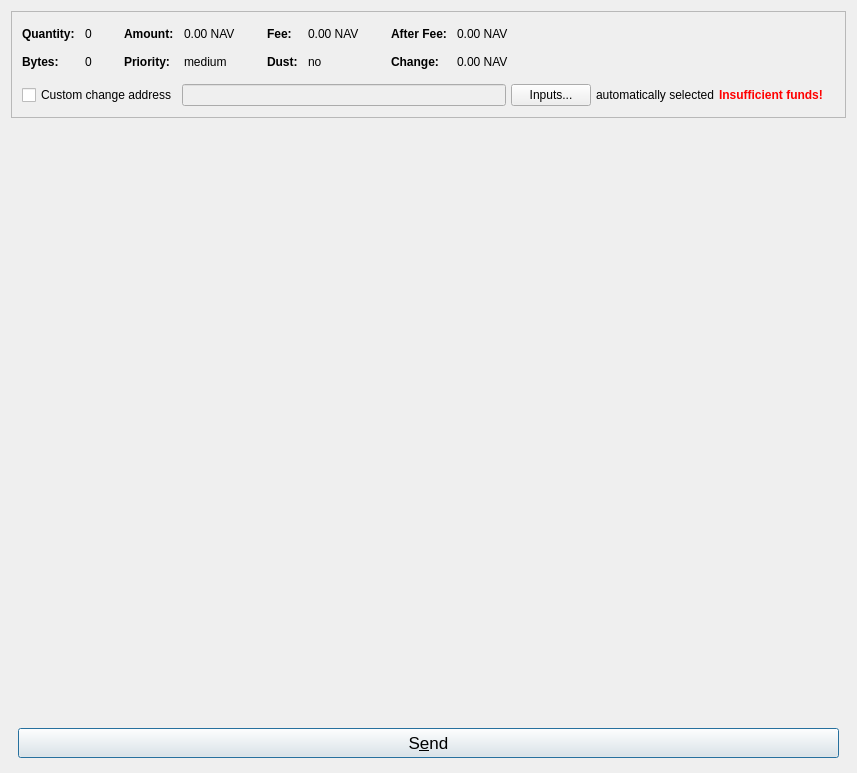
The window that src/qt/forms/sendcoinsdialog.ui (navcoin/navcoin-core) describes before a commit, drawn with Qt 5.
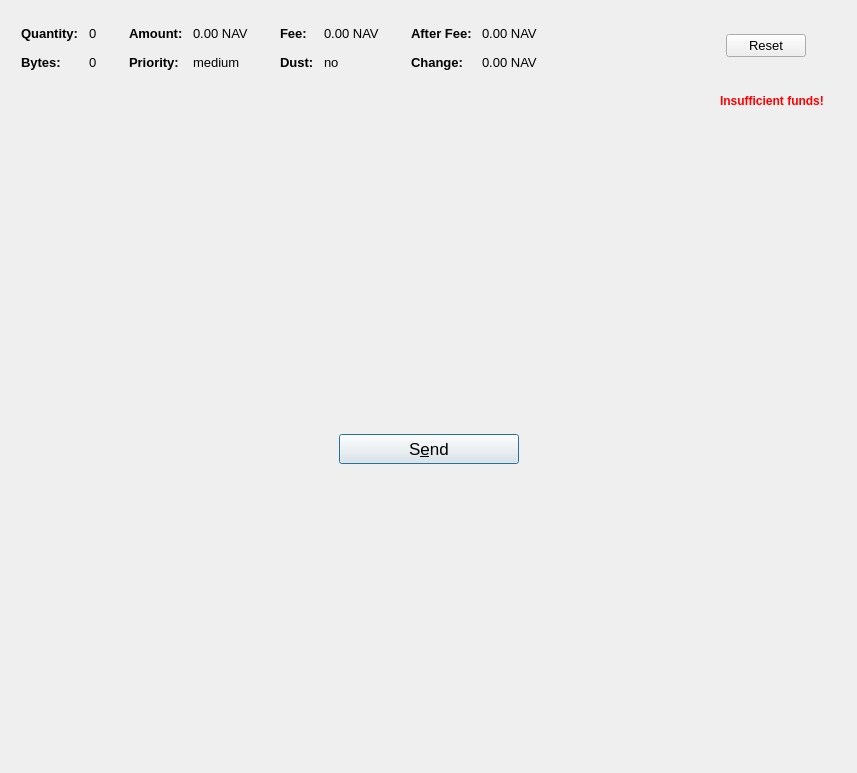
The same window after the commit. Icons and pictures are not drawn. Custom widgets are drawn as their Qt base class.

The edit to the form file:
```diff
--- a/src/qt/forms/sendcoinsdialog.ui
+++ b/src/qt/forms/sendcoinsdialog.ui
@@ -13,36 +13,14 @@
   <property name="windowTitle">
    <string>Send Coins</string>
   </property>
-  <layout class="QVBoxLayout" name="verticalLayout" stretch="0,0,0,0">
+  <layout class="QVBoxLayout" name="verticalLayout" stretch="0,0,0,0,0">
    <property name="bottomMargin">
     <number>8</number>
    </property>
    <item>
-    <widget class="QFrame" name="frameCoinControl">
-     <property name="frameShape">
-      <enum>QFrame::StyledPanel</enum>
-     </property>
-     <property name="frameShadow">
-      <enum>QFrame::Sunken</enum>
-     </property>
-     <layout class="QVBoxLayout" name="verticalLayoutCoinControl2">
-      <property name="spacing">
-       <number>0</number>
-      </property>
-      <property name="leftMargin">
-       <number>0</number>
-      </property>
-      <property name="topMargin">
-       <number>0</number>
-      </property>
-      <property name="rightMargin">
-       <number>0</number>
-      </property>
-      <property name="bottomMargin">
-       <number>6</number>
-      </property>
+    <layout class="QHBoxLayout" name="horizontalLayout_2">
       <item>
-       <layout class="QVBoxLayout" name="verticalLayoutCoinControl" stretch="0,0,0">
+      <layout class="QVBoxLayout" name="verticalLayoutCoinControl" stretch="0,0">
         <property name="spacing">
          <number>0</number>
         </property>
@@ -83,6 +61,11 @@
         </item>
         <item>
          <widget class="QWidget" name="widgetCoinControl" native="true">
+         <property name="font">
+          <font>
+           <pointsize>10</pointsize>
+          </font>
+         </property>
           <layout class="QHBoxLayout" name="horizontalLayoutCoinControl5">
            <property name="leftMargin">
             <number>0</number>
@@ -97,7 +80,7 @@
             <number>0</number>
            </property>
            <item>
-            <layout class="QHBoxLayout" name="horizontalLayoutCoinControl3" stretch="0,0,0,1">
+           <layout class="QHBoxLayout" name="horizontalLayoutCoinControl3" stretch="0,0,0,1,0,0">
              <property name="spacing">
               <number>20</number>
              </property>
@@ -128,6 +111,7 @@
                 <widget class="QLabel" name="labelCoinControlQuantityText">
                  <property name="font">
                   <font>
+                  <pointsize>10</pointsize>
                    <weight>75</weight>
                    <bold>true</bold>
                   </font>
@@ -163,6 +147,7 @@
                 <widget class="QLabel" name="labelCoinControlBytesText">
                  <property name="font">
                   <font>
+                  <pointsize>10</pointsize>
                    <weight>75</weight>
                    <bold>true</bold>
                   </font>
@@ -211,6 +196,7 @@
                 <widget class="QLabel" name="labelCoinControlAmountText">
                  <property name="font">
                   <font>
+                  <pointsize>10</pointsize>
                    <weight>75</weight>
                    <bold>true</bold>
                   </font>
@@ -243,6 +229,7 @@
                 <widget class="QLabel" name="labelCoinControlPriorityText">
                  <property name="font">
                   <font>
+                  <pointsize>10</pointsize>
                    <weight>75</weight>
                    <bold>true</bold>
                   </font>
@@ -291,6 +278,7 @@
                 <widget class="QLabel" name="labelCoinControlFeeText">
                  <property name="font">
                   <font>
+                  <pointsize>10</pointsize>
                    <weight>75</weight>
                    <bold>true</bold>
                   </font>
@@ -323,6 +311,7 @@
                 <widget class="QLabel" name="labelCoinControlLowOutputText">
                  <property name="font">
                   <font>
+                  <pointsize>10</pointsize>
                    <weight>75</weight>
                    <bold>true</bold>
                   </font>
@@ -371,6 +360,7 @@
                 <widget class="QLabel" name="labelCoinControlAfterFeeText">
                  <property name="font">
                   <font>
+                  <pointsize>10</pointsize>
                    <weight>75</weight>
                    <bold>true</bold>
                   </font>
@@ -403,6 +393,7 @@
                 <widget class="QLabel" name="labelCoinControlChangeText">
                  <property name="font">
                   <font>
+                  <pointsize>10</pointsize>
                    <weight>75</weight>
                    <bold>true</bold>
                   </font>
@@ -430,16 +421,43 @@
                </item>
               </layout>
              </item>
+            <item>
+             <widget class="QPushButton" name="resetButton">
+              <property name="text">
+               <string>Reset</string>
+              </property>
+             </widget>
+            </item>
+            <item>
+             <spacer name="horizontalSpacer_2">
+              <property name="orientation">
+               <enum>Qt::Horizontal</enum>
+              </property>
+              <property name="sizeHint" stdset="0">
+               <size>
+                <width>40</width>
+                <height>20</height>
+               </size>
+              </property>
+             </spacer>
+            </item>
             </layout>
            </item>
           </layout>
          </widget>
         </item>
+      </layout>
+     </item>
+    </layout>
+   </item>
         <item>
-         <layout class="QHBoxLayout" name="horizontalLayoutCoinControl4" stretch="0,0,0,0,0,0">
+    <layout class="QHBoxLayout" name="horizontalLayoutCoinControl4" stretch="0,0,0">
           <property name="spacing">
            <number>5</number>
           </property>
+     <property name="leftMargin">
+      <number>10</number>
+     </property>
           <property name="topMargin">
            <number>5</number>
           </property>
@@ -449,48 +467,18 @@
           <property name="bottomMargin">
            <number>5</number>
           </property>
-          <property name="leftMargin">
-           <number>10</number>
-          </property>
           <item>
-           <widget class="QCheckBox" name="checkBoxCoinControlChange">
-            <property name="toolTip">
-             <string>If this is activated, but the change address is empty or invalid, change will be sent to a newly generated address.</string>
-            </property>
-            <property name="text">
-             <string>Custom change address</string>
-            </property>
-           </widget>
-          </item>
-          <item>
-           <widget class="QValidatedLineEdit" name="lineEditCoinControlChange">
-            <property name="enabled">
-             <bool>false</bool>
-            </property>
-           </widget>
-          </item>
-          <item>
-           <widget class="QPushButton" name="pushButtonCoinControl">
-            <property name="styleSheet">
-             <string notr="true"/>
-            </property>
-            <property name="text">
-             <string>Inputs...</string>
-            </property>
-            <property name="autoDefault">
-             <bool>false</bool>
-            </property>
-           </widget>
-          </item>
-          <item>
-           <widget class="QLabel" name="labelCoinControlAutomaticallySelected">
-            <property name="text">
-             <string>automatically selected</string>
-            </property>
-            <property name="margin">
-             <number>5</number>
-            </property>
-           </widget>
+      <spacer name="horizontalSpacer">
+       <property name="orientation">
+        <enum>Qt::Horizontal</enum>
+       </property>
+       <property name="sizeHint" stdset="0">
+        <size>
+         <width>40</width>
+         <height>20</height>
+        </size>
+       </property>
+      </spacer>
           </item>
           <item>
            <widget class="QLabel" name="labelCoinControlInsuffFunds">
@@ -529,18 +517,19 @@
           </item>
          </layout>
         </item>
-       </layout>
-      </item>
-     </layout>
-    </widget>
-   </item>
    <item>
     <spacer name="verticalSpacer">
      <property name="orientation">
       <enum>Qt::Vertical</enum>
      </property>
      <property name="sizeType">
-      <enum>QSizePolicy::Expanding</enum>
+      <enum>QSizePolicy::Maximum</enum>
+     </property>
+     <property name="sizeHint" stdset="0">
+      <size>
+       <width>0</width>
+       <height>40</height>
+      </size>
      </property>
     </spacer>
    </item>
@@ -573,6 +562,12 @@
          <property name="orientation">
           <enum>Qt::Horizontal</enum>
          </property>
+         <property name="sizeHint" stdset="0">
+          <size>
+           <width>0</width>
+           <height>0</height>
+          </size>
+         </property>
         </spacer>
        </item>
        <item>
@@ -611,6 +606,12 @@
          <property name="orientation">
           <enum>Qt::Horizontal</enum>
          </property>
+         <property name="sizeHint" stdset="0">
+          <size>
+           <width>0</width>
+           <height>0</height>
+          </size>
+         </property>
         </spacer>
        </item>
       </layout>
@@ -625,23 +626,16 @@
      <property name="sizeType">
       <enum>QSizePolicy::Expanding</enum>
      </property>
+     <property name="sizeHint" stdset="0">
+      <size>
+       <width>0</width>
+       <height>0</height>
+      </size>
+     </property>
     </spacer>
    </item>
   </layout>
  </widget>
- <customwidgets>
-  <customwidget>
-   <class>QValidatedLineEdit</class>
-   <extends>QLineEdit</extends>
-   <header>qvalidatedlineedit.h</header>
-  </customwidget>
-  <customwidget>
-   <class>NavCoinAmountField</class>
-   <extends>QLineEdit</extends>
-   <header>navcoinamountfield.h</header>
-   <container>1</container>
-  </customwidget>
- </customwidgets>
  <resources>
   <include location="../navcoin.qrc"/>
  </resources>
```
Lines whose indentation alone changed are shown as unchanged.
